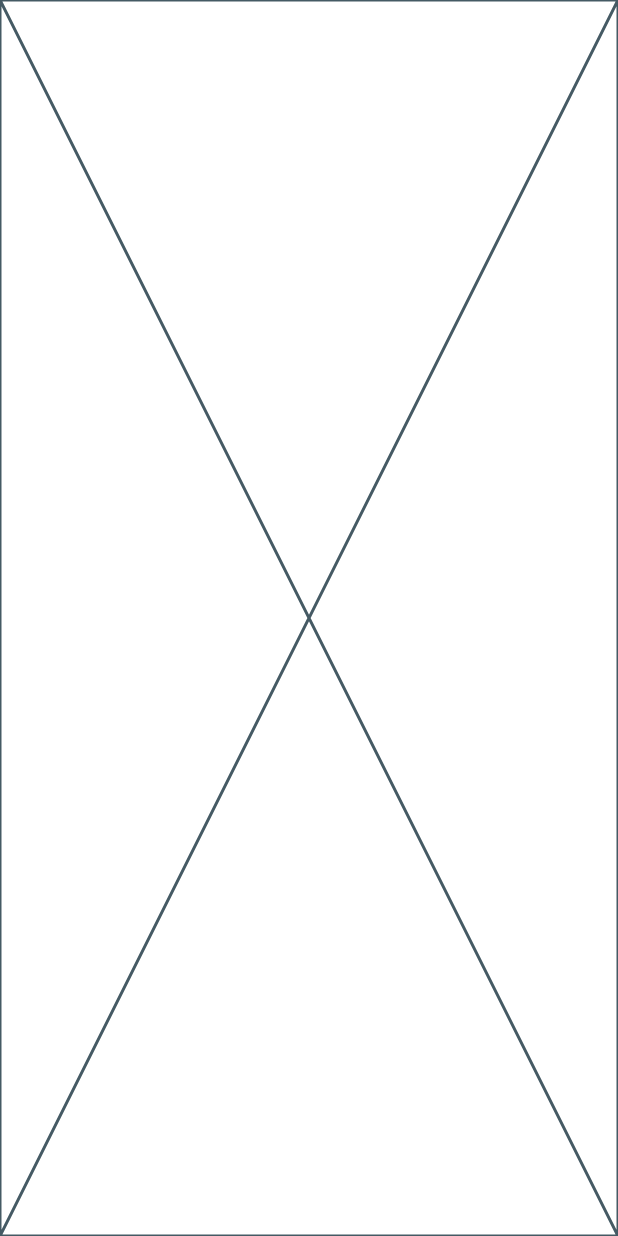
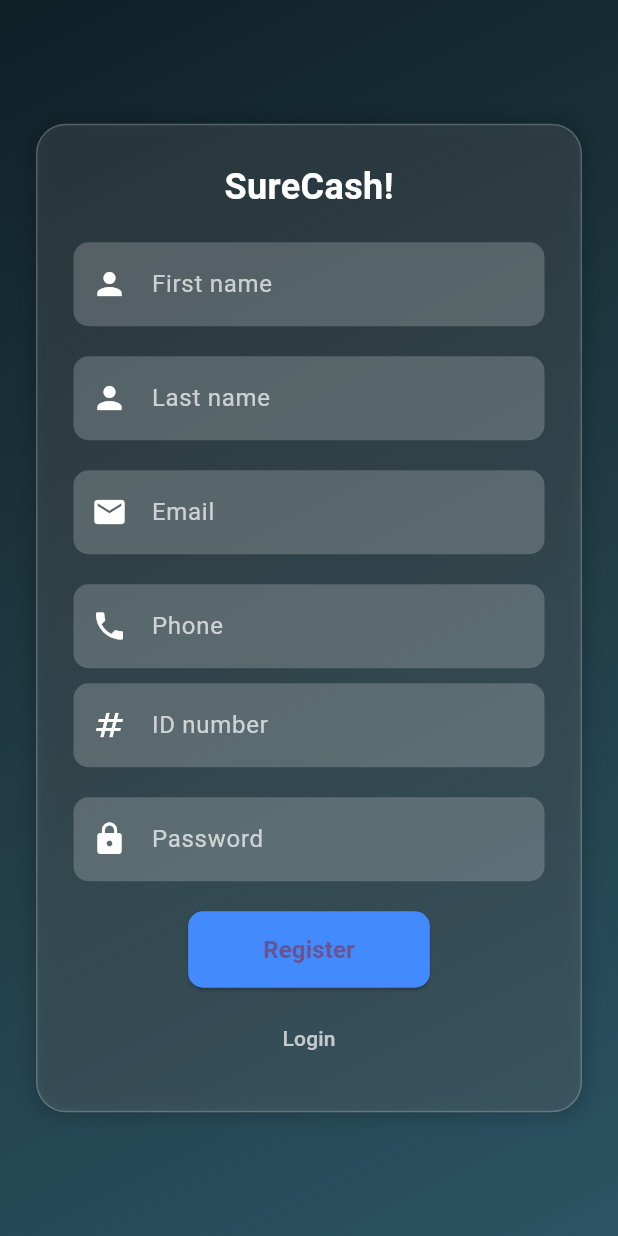
Before and after one commit to vicky-ogutu/Kash-plus, a Flutter app: the screen it shows after launch, after a tap on "Register", on a phone screen of 412 x 824 dp. Run offline on Flutter 3.47's test engine with Material 3 defaults, Android fonts, the phone set to English and light mode, and no system bars; drawn by our look-alikes of flutter_animate; our stand-ins replace flutter_native_splash.

Commit message:
registration_screen

```diff
--- a/lib/registration.dart
+++ b/lib/registration.dart
@@ -1,10 +1,122 @@
 import 'package:flutter/cupertino.dart';
+import 'package:flutter/material.dart';
+import 'package:flutter_animate/flutter_animate.dart';
+
+import 'login.dart';
+import 'otp.dart';
 
 class registration extends StatelessWidget {
   const registration({super.key});
 
   @override
   Widget build(BuildContext context) {
-    return const Placeholder();
+    return Scaffold(
+      body: Stack(
+        children: [
+          _buildBackground(),
+          Center(
+            child: Container(
+              padding: const EdgeInsets.all(24),
+              margin: const EdgeInsets.symmetric(horizontal: 24),
+              decoration: BoxDecoration(
+                color: Colors.white.withOpacity(0.1),
+                borderRadius: BorderRadius.circular(20),
+                border: Border.all(color: Colors.white.withOpacity(0.2)),
+                boxShadow: [
+                  BoxShadow(
+                    color: Colors.black.withOpacity(0.2),
+                    blurRadius: 10,
+                    spreadRadius: 2,
+                  ),
+                ],
+              ),
+              child: Column(
+                mainAxisSize: MainAxisSize.min,
+                children: [
+                  const Text(
+                    "SureCash!",
+                    style: TextStyle(
+                      fontSize: 24,
+                      fontWeight: FontWeight.bold,
+                      color: Colors.white,
+                    ),
+                  ).animate().fade(duration: 500.ms),
+                  const SizedBox(height: 20),
+                  _buildTextField(Icons.person, "First name"),
+                  const SizedBox(height: 20),
+                  _buildTextField(Icons.person, "Last name"),
+                  const SizedBox(height: 20),
+                  _buildTextField(Icons.email, "Email"),
+                  const SizedBox(height: 20),
+                  _buildTextField(Icons.phone, "Phone"),
+                  const SizedBox(height: 10),
+                  _buildTextField(Icons.numbers, "ID number"),
+                  const SizedBox(height: 20),
+                  _buildTextField(Icons.lock, "Password", obscureText: true),
+                  const SizedBox(height: 20),
+                  _buildLoginButton(context),
+                  const SizedBox(height: 10),
+                  TextButton(onPressed: (){
+                    Navigator.push(context, MaterialPageRoute(builder: (context)=>Login()));
+                  }, child: const Text("Login", style: TextStyle(color: Colors.white70),),)
+                ],
+              ),
+            ).animate().fadeIn(duration: 800.ms),
+          ),
+        ],
+      ),
+    );
+  }
+
+  Widget _buildBackground() {
+    return Container(
+      decoration: const BoxDecoration(
+        gradient: LinearGradient(
+          colors: [Color(0xFF0F2027), Color(0xFF203A43), Color(0xFF2C5364)],
+          begin: Alignment.topLeft,
+          end: Alignment.bottomRight,
+        ),
+      ),
+    );
+  }
+
+
+
+  Widget _buildTextField(IconData icon, String hint,
+      {bool obscureText = false}) {
+    return TextField(
+      obscureText: obscureText,
+      decoration: InputDecoration(
+        filled: true,
+        fillColor: Colors.white.withOpacity(0.2),
+        hintText: hint,
+        hintStyle: const TextStyle(color: Colors.white70),
+        prefixIcon: Icon(icon, color: Colors.white),
+        border: OutlineInputBorder(
+          borderRadius: BorderRadius.circular(10),
+          borderSide: BorderSide.none,
+        ),
+      ),
+      style: const TextStyle(color: Colors.white),
+    );
+  }
+
+  Widget _buildLoginButton(BuildContext context) {
+    return ElevatedButton(
+      style: ElevatedButton.styleFrom(
+        backgroundColor: Colors.blueAccent,
+        padding: const EdgeInsets.symmetric(vertical: 14, horizontal: 50),
+        shape: RoundedRectangleBorder(
+          borderRadius: BorderRadius.circular(10),
+        ),
+      ),
+      onPressed: () {
+        Navigator.push(context, MaterialPageRoute(builder: (context)=>const Otp()));
+      },
+      child: const Text(
+        "Register",
+        style: TextStyle(fontSize: 16, fontWeight: FontWeight.bold),
+      ),
+    ).animate().scale(delay: 300.ms);
   }
 }
```
